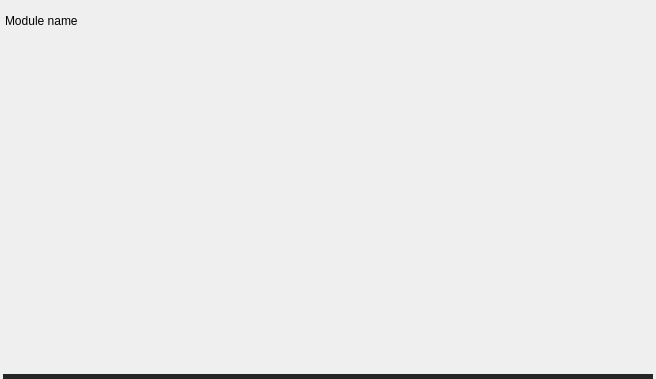
First picture: the form in dashboarditem.ui, repository Bragaman/DragableDashboard, before the edit.
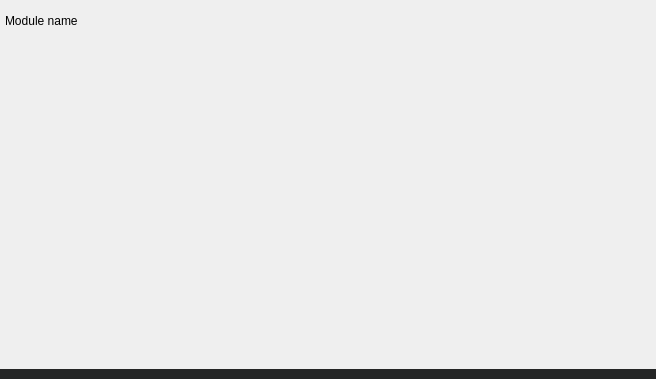
Second picture: the form after the edit.

Commit message: make dashboard item resizable

The edit to the form file:
```diff
--- a/dashboarditem.ui
+++ b/dashboarditem.ui
@@ -13,9 +13,9 @@
   <property name="windowTitle">
    <string>Form</string>
   </property>
-  <layout class="QVBoxLayout" name="verticalLayout" stretch="0,2">
+  <layout class="QVBoxLayout" name="verticalLayout">
    <property name="spacing">
-    <number>2</number>
+    <number>0</number>
    </property>
    <property name="leftMargin">
     <number>0</number>
@@ -97,7 +97,7 @@
    </item>
    <item>
     <widget class="QWidget" name="widget_hideable" native="true">
-     <layout class="QGridLayout" name="itemLayout" rowstretch="40,0">
+     <layout class="QGridLayout" name="itemLayout" rowstretch="40">
       <property name="leftMargin">
        <number>3</number>
       </property>
@@ -129,7 +129,10 @@
         </property>
        </spacer>
       </item>
-      <item row="1" column="0">
+     </layout>
+    </widget>
+   </item>
+   <item>
        <widget class="QWidget" name="resizerWidget" native="true">
         <property name="sizePolicy">
          <sizepolicy hsizetype="Expanding" vsizetype="Preferred">
@@ -140,7 +143,7 @@
         <property name="minimumSize">
          <size>
           <width>0</width>
-          <height>5</height>
+       <height>10</height>
          </size>
         </property>
         <property name="sizeIncrement">
@@ -158,9 +161,6 @@
         <property name="styleSheet">
          <string notr="true">background :rgb(36, 37, 37)</string>
         </property>
-       </widget>
-      </item>
-     </layout>
     </widget>
    </item>
   </layout>
```
Lines whose indentation alone changed are shown as unchanged. The commit also changes 2 other files.
